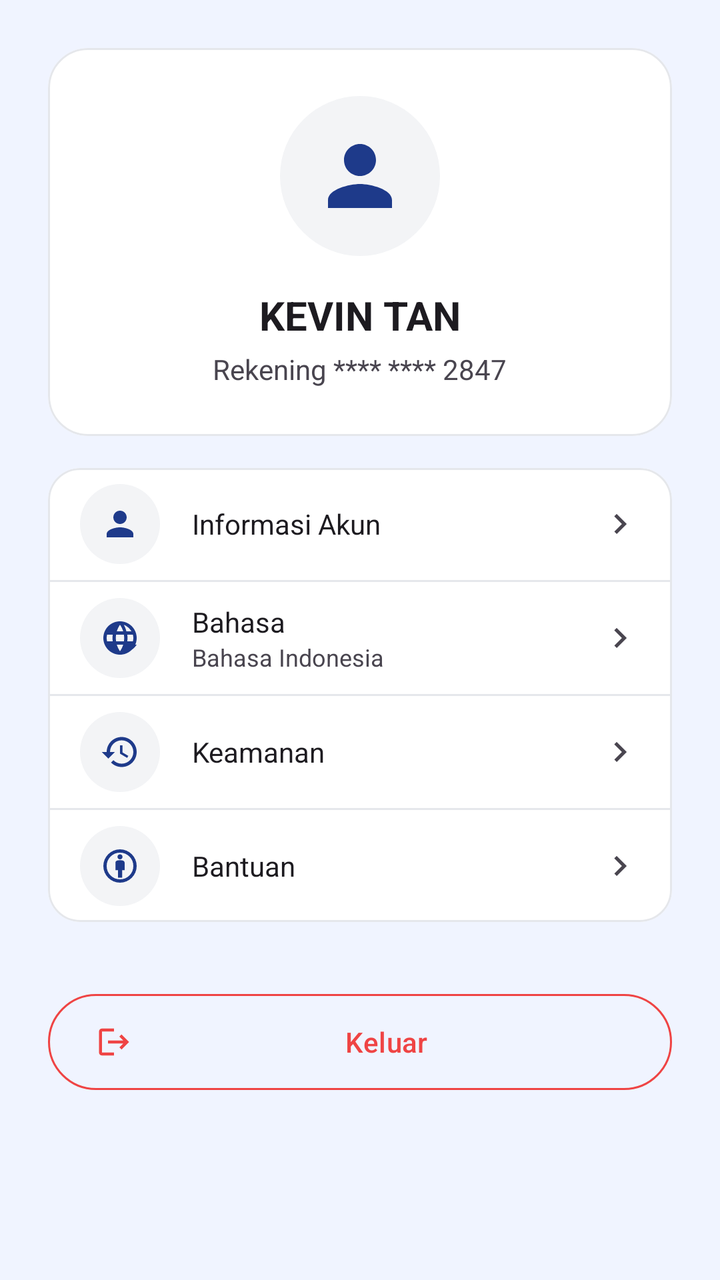
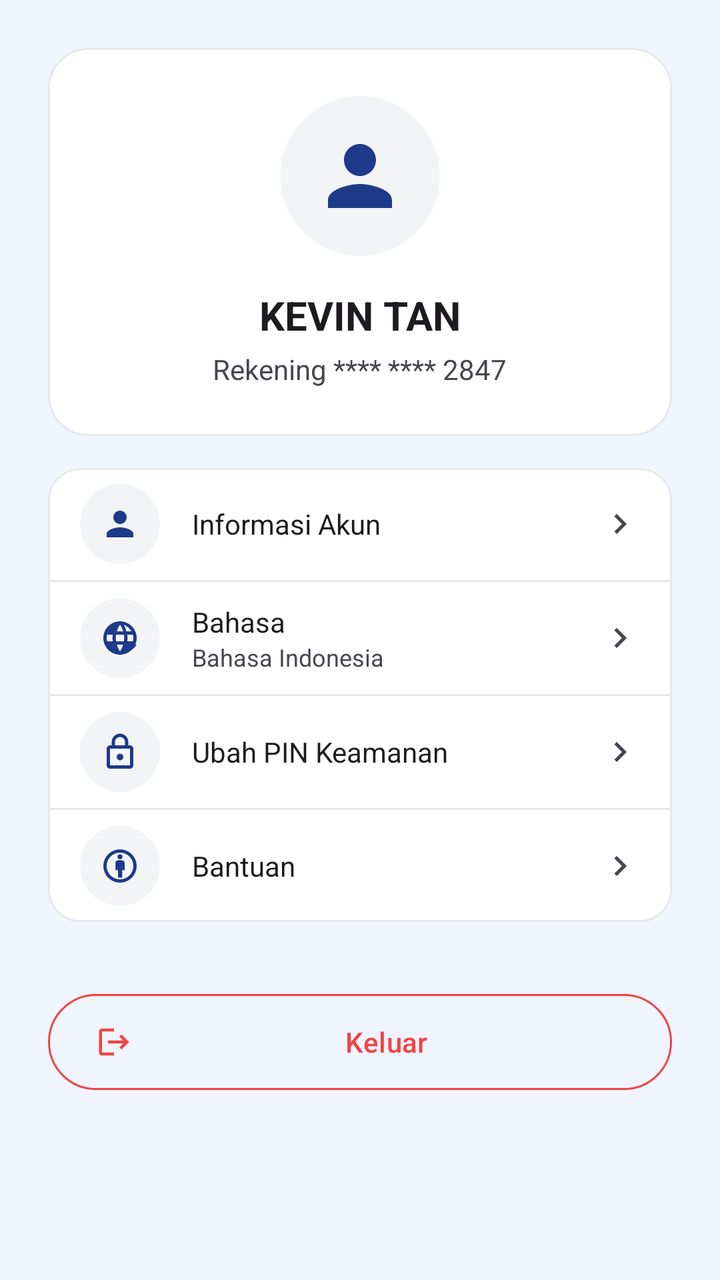

Before-and-after screenshots of an Android layout around one commit, followed by the original layout XML and the change that was made.
<!-- AndroidManifest.xml: application theme Theme.Banking -->
<!-- res/layout/fragment_profile.xml -->
<?xml version="1.0" encoding="utf-8"?>
<androidx.core.widget.NestedScrollView xmlns:android="http://schemas.android.com/apk/res/android"
    xmlns:app="http://schemas.android.com/apk/res-auto"
    android:layout_width="match_parent"
    android:layout_height="match_parent"
    android:fillViewport="true">

    <LinearLayout
        android:layout_width="match_parent"
        android:layout_height="wrap_content"
        android:orientation="vertical"
        android:padding="24dp">

        
        <com.google.android.material.card.MaterialCardView
            android:layout_width="match_parent"
            android:layout_height="wrap_content"
            app:cardCornerRadius="20dp"
            app:cardElevation="0dp"
            app:strokeWidth="1dp"
            app:strokeColor="?attr/colorOutline"
            android:layout_marginBottom="16dp">

            <LinearLayout
                android:layout_width="match_parent"
                android:layout_height="wrap_content"
                android:gravity="center"
                android:orientation="vertical"
                android:padding="24dp">

                <FrameLayout
                    android:layout_width="80dp"
                    android:layout_height="80dp"
                    android:background="@drawable/bg_circle_surface_variant">
                    <ImageView
                        android:layout_width="48dp"
                        android:layout_height="48dp"
                        android:layout_gravity="center"
                        android:src="@drawable/ic_user"
                        app:tint="?attr/colorPrimary"/>
                </FrameLayout>

                <TextView
                    android:id="@+id/tvProfileName"
                    android:layout_width="wrap_content"
                    android:layout_height="wrap_content"
                    android:layout_marginTop="16dp"
                    android:text="KEVIN TAN"
                    android:textColor="?android:attr/textColorPrimary"
                    android:textSize="20sp"
                    android:textStyle="bold" />

                <TextView
                    android:layout_width="wrap_content"
                    android:layout_height="wrap_content"
                    android:layout_marginTop="4dp"
                    android:text="@string/profile_acc_number"
                    android:textColor="?android:attr/textColorSecondary"
                    android:textSize="14sp" />
            </LinearLayout>
        </com.google.android.material.card.MaterialCardView>

        
        <com.google.android.material.card.MaterialCardView
            android:layout_width="match_parent"
            android:layout_height="wrap_content"
            app:cardCornerRadius="16dp"
            app:cardElevation="0dp"
            app:strokeWidth="1dp"
            app:strokeColor="?attr/colorOutline">

            <LinearLayout
                android:layout_width="match_parent"
                android:layout_height="wrap_content"
                android:orientation="vertical">

                
                <LinearLayout
                    android:layout_width="match_parent"
                    android:layout_height="56dp"
                    android:background="?attr/selectableItemBackground"
                    android:clickable="true"
                    android:focusable="true"
                    android:gravity="center_vertical"
                    android:paddingHorizontal="16dp">
                    <FrameLayout
                        android:layout_width="40dp"
                        android:layout_height="40dp"
                        android:background="@drawable/bg_circle_surface_variant">
                        <ImageView
                            android:layout_width="20dp"
                            android:layout_height="20dp"
                            android:layout_gravity="center"
                            android:src="@drawable/ic_user"
                            app:tint="?attr/colorPrimary"/>
                    </FrameLayout>
                    <TextView
                        android:layout_width="0dp"
                        android:layout_height="wrap_content"
                        android:layout_weight="1"
                        android:layout_marginStart="16dp"
                        android:text="@string/profile_account_info"
                        android:textColor="?android:attr/textColorPrimary"/>
                    <ImageView
                        android:layout_width="20dp"
                        android:layout_height="20dp"
                        android:src="@drawable/ic_chevron_right"
                        app:tint="?android:attr/textColorSecondary"/>
                </LinearLayout>

                <View android:layout_width="match_parent" android:layout_height="1dp" android:background="?attr/colorOutline"/>

                
                <LinearLayout
                    android:id="@+id/btnLanguage"
                    android:layout_width="match_parent"
                    android:layout_height="56dp"
                    android:background="?attr/selectableItemBackground"
                    android:clickable="true"
                    android:focusable="true"
                    android:gravity="center_vertical"
                    android:paddingHorizontal="16dp">
                    <FrameLayout
                        android:layout_width="40dp"
                        android:layout_height="40dp"
                        android:background="@drawable/bg_circle_surface_variant">
                        <ImageView
                            android:layout_width="20dp"
                            android:layout_height="20dp"
                            android:layout_gravity="center"
                            android:src="@drawable/ic_language"
                            app:tint="?attr/colorPrimary"/>
                    </FrameLayout>
                    <LinearLayout
                        android:layout_width="0dp"
                        android:layout_height="wrap_content"
                        android:layout_weight="1"
                        android:layout_marginStart="16dp"
                        android:orientation="vertical">
                        <TextView
                            android:layout_width="wrap_content"
                            android:layout_height="wrap_content"
                            android:text="@string/profile_language"
                            android:textColor="?android:attr/textColorPrimary"/>
                        <TextView
                            android:id="@+id/tvActiveLanguage"
                            android:layout_width="wrap_content"
                            android:layout_height="wrap_content"
                            android:text="@string/profile_active_language"
                            android:textSize="12sp"
                            android:textColor="?android:attr/textColorSecondary"/>
                    </LinearLayout>
                    <ImageView
                        android:layout_width="20dp"
                        android:layout_height="20dp"
                        android:src="@drawable/ic_chevron_right"
                        app:tint="?android:attr/textColorSecondary"/>
                </LinearLayout>

                <View android:layout_width="match_parent" android:layout_height="1dp" android:background="?attr/colorOutline"/>

                
                <LinearLayout
                    android:layout_width="match_parent"
                    android:layout_height="56dp"
                    android:background="?attr/selectableItemBackground"
                    android:clickable="true"
                    android:focusable="true"
                    android:gravity="center_vertical"
                    android:paddingHorizontal="16dp">
                    <FrameLayout
                        android:layout_width="40dp"
                        android:layout_height="40dp"
                        android:background="@drawable/bg_circle_surface_variant">
                        <ImageView
                            android:layout_width="20dp"
                            android:layout_height="20dp"
                            android:layout_gravity="center"
                            android:src="@drawable/ic_history"
                            app:tint="?attr/colorPrimary"/>
                    </FrameLayout>
                    <TextView
                        android:layout_width="0dp"
                        android:layout_height="wrap_content"
                        android:layout_weight="1"
                        android:layout_marginStart="16dp"
                        android:text="@string/profile_security"
                        android:textColor="?android:attr/textColorPrimary"/>
                    <ImageView
                        android:layout_width="20dp"
                        android:layout_height="20dp"
                        android:src="@drawable/ic_chevron_right"
                        app:tint="?android:attr/textColorSecondary"/>
                </LinearLayout>

                <View android:layout_width="match_parent" android:layout_height="1dp" android:background="?attr/colorOutline"/>

                
                <LinearLayout
                    android:id="@+id/btnSupport"
                    android:layout_width="match_parent"
                    android:layout_height="56dp"
                    android:background="?attr/selectableItemBackground"
                    android:clickable="true"
                    android:focusable="true"
                    android:gravity="center_vertical"
                    android:paddingHorizontal="16dp">
                    <FrameLayout
                        android:layout_width="40dp"
                        android:layout_height="40dp"
                        android:background="@drawable/bg_circle_surface_variant">
                        <ImageView
                            android:layout_width="20dp"
                            android:layout_height="20dp"
                            android:layout_gravity="center"
                            android:src="@drawable/ic_support"
                            app:tint="?attr/colorPrimary"/>
                    </FrameLayout>
                    <TextView
                        android:layout_width="0dp"
                        android:layout_height="wrap_content"
                        android:layout_weight="1"
                        android:layout_marginStart="16dp"
                        android:text="@string/profile_support"
                        android:textColor="?android:attr/textColorPrimary"/>
                    <ImageView
                        android:layout_width="20dp"
                        android:layout_height="20dp"
                        android:src="@drawable/ic_chevron_right"
                        app:tint="?android:attr/textColorSecondary"/>
                </LinearLayout>

            </LinearLayout>
        </com.google.android.material.card.MaterialCardView>

        <Button
            android:id="@+id/btnLogout"
            style="@style/Widget.Material3.Button.OutlinedButton"
            android:layout_width="match_parent"
            android:layout_height="56dp"
            android:layout_marginTop="32dp"
            android:text="@string/profile_logout"
            android:textColor="@color/expense"
            app:strokeColor="@color/expense"
            app:icon="@drawable/ic_logout"
            app:iconTint="@color/expense"
            app:iconPadding="8dp"/>

        <Space
            android:layout_width="match_parent"
            android:layout_height="80dp" />
    </LinearLayout>
</androidx.core.widget.NestedScrollView>
<!-- resources referenced by this layout -->
<resources>
  <color name="expense">#EF4444</color>
  <!-- drawable bg_circle_surface_variant (drawable) -->
  <?xml version="1.0" encoding="utf-8"?>
  <shape xmlns:android="http://schemas.android.com/apk/res/android"
      android:shape="oval">
      <solid android:color="?attr/colorSurfaceVariant"/>
  </shape>
  <!-- drawable ic_chevron_right (drawable) -->
  <vector xmlns:android="http://schemas.android.com/apk/res/android"
      android:width="24dp"
      android:height="24dp"
      android:viewportWidth="24"
      android:viewportHeight="24">
      <path
          android:fillColor="#FF000000"
          android:pathData="M8.59,16.59L13.17,12L8.59,7.41L10,6L16,12L10,18L8.59,16.59Z" />
  </vector>
  <!-- drawable ic_history (drawable) -->
  <vector xmlns:android="http://schemas.android.com/apk/res/android"
      android:width="24dp"
      android:height="24dp"
      android:viewportWidth="24"
      android:viewportHeight="24">
      <path
          android:fillColor="#1E3A8A"
          android:pathData="M13,3c-4.97,0 -9,4.03 -9,9H1l3.89,3.89 .07,.14L9,12H6c0,-3.87 3.13,-7 7,-7s7,3.13 7,7 -3.13,7 -7,7c-1.93,0 -3.68,-0.79 -4.94,-2.06l-1.42,1.42C8.27,19.99 10.51,21 13,21c4.97,0 9,-4.03 9,-9s-4.03,-9 -9,-9zm-1,5v5l4.28,2.54 .72,-1.21 -3.5,-2.08V8H12z"/>
  </vector>
  <!-- drawable ic_logout (drawable) -->
  <vector xmlns:android="http://schemas.android.com/apk/res/android"
      android:width="24dp"
      android:height="24dp"
      android:viewportWidth="24"
      android:viewportHeight="24">
      <path
          android:fillColor="#FF000000"
          android:pathData="M17,7L15.59,8.41L18.17,11H8V13H18.17L15.59,15.58L17,17L22,12L17,7M4,5H12V3H4C2.9,3 2,3.9 2,5V19C2,20.1 2.9,21 4,21H12V19H4V5Z" />
  </vector>
  <!-- drawable ic_user (drawable) -->
  <vector xmlns:android="http://schemas.android.com/apk/res/android"
      android:width="24dp"
      android:height="24dp"
      android:viewportWidth="24"
      android:viewportHeight="24">
      <path
          android:fillColor="#6B7280"
          android:pathData="M12,12c2.21,0 4,-1.79 4,-4s-1.79,-4 -4,-4 -4,1.79 -4,4 1.79,4 4,4zM12,14c-2.67,0 -8,1.34 -8,4v2h16v-2c0,-2.66 -5.33,-4 -8,-4z"/>
  </vector>
  <string name="profile_acc_number">Rekening **** **** 2847</string>
  <string name="profile_account_info">Informasi Akun</string>
  <string name="profile_active_language">Bahasa Indonesia</string>
  <string name="profile_language">Bahasa</string>
  <string name="profile_logout">Keluar</string>
  <string name="profile_security">Keamanan</string>
  <string name="profile_support">Bantuan</string>
  <style name="Theme.Banking" parent="Base.Theme.Banking" />
  <style name="Base.Theme.Banking" parent="Theme.Material3.DayNight.NoActionBar">
          
          <item name="colorPrimary">@color/primary</item>
          <item name="colorOnPrimary">@color/on_primary</item>
          <item name="android:windowBackground">@color/app_background</item>
          <item name="colorSurface">@color/surface</item>
          <item name="colorSurfaceVariant">@color/surface_variant</item>
          <item name="android:statusBarColor">@color/primary</item>
          <item name="colorSecondaryContainer">@color/bottom_nav_indicator</item>
          <item name="colorOnSecondaryContainer">@color/primary</item>
          <item name="colorOutline">@color/outline</item>
  
          
          <item name="actionOverflowButtonStyle">@style/CustomOverflowStyle</item>
      </style>
  <color name="primary">#1E3A8A</color>
  <color name="on_primary">#FFFFFF</color>
  <color name="app_background">#F0F4FF</color>
  <color name="surface">#FFFFFF</color>
  <color name="surface_variant">#F3F4F6</color>
  <color name="bottom_nav_indicator">#1A1E3A8A</color>
  <color name="outline">#E5E7EB</color>
  <style name="CustomOverflowStyle" parent="Widget.AppCompat.ActionButton.Overflow">
          <item name="android:tint">@color/on_primary</item>
      </style>
  <!-- unchanged entries left out for length: 2 -->
</resources>

<!-- the commit's change to res/layout/fragment_profile.xml (unified diff, before → after) -->
@@ -161,22 +161,23 @@
 
                 
                 <LinearLayout
-                    android:layout_width="match_parent"
-                    android:layout_height="56dp"
-                    android:background="?attr/selectableItemBackground"
-                    android:clickable="true"
-                    android:focusable="true"
-                    android:gravity="center_vertical"
-                    android:paddingHorizontal="16dp">
-                    <FrameLayout
-                        android:layout_width="40dp"
-                        android:layout_height="40dp"
-                        android:background="@drawable/bg_circle_surface_variant">
-                        <ImageView
-                            android:layout_width="20dp"
-                            android:layout_height="20dp"
-                            android:layout_gravity="center"
-                            android:src="@drawable/ic_history"
+                    android:id="@+id/btnChangePin"
+                    android:layout_width="match_parent"
+                    android:layout_height="56dp"
+                    android:background="?attr/selectableItemBackground"
+                    android:clickable="true"
+                    android:focusable="true"
+                    android:gravity="center_vertical"
+                    android:paddingHorizontal="16dp">
+                    <FrameLayout
+                        android:layout_width="40dp"
+                        android:layout_height="40dp"
+                        android:background="@drawable/bg_circle_surface_variant">
+                        <ImageView
+                            android:layout_width="20dp"
+                            android:layout_height="20dp"
+                            android:layout_gravity="center"
+                            android:src="@drawable/ic_lock"
                             app:tint="?attr/colorPrimary"/>
                     </FrameLayout>
                     <TextView
@@ -184,7 +185,7 @@
                         android:layout_height="wrap_content"
                         android:layout_weight="1"
                         android:layout_marginStart="16dp"
-                        android:text="@string/profile_security"
+                        android:text="@string/profile_change_pin"
                         android:textColor="?android:attr/textColorPrimary"/>
                     <ImageView
                         android:layout_width="20dp"
<!-- resource entries referenced after the edit -->
@@ -17,15 +17,15 @@
           android:fillColor="#FF000000"
           android:pathData="M8.59,16.59L13.17,12L8.59,7.41L10,6L16,12L10,18L8.59,16.59Z" />
   </vector>
-  <!-- drawable ic_history (drawable) -->
+  <!-- drawable ic_lock (drawable) -->
   <vector xmlns:android="http://schemas.android.com/apk/res/android"
       android:width="24dp"
       android:height="24dp"
       android:viewportWidth="24"
       android:viewportHeight="24">
       <path
-          android:fillColor="#1E3A8A"
-          android:pathData="M13,3c-4.97,0 -9,4.03 -9,9H1l3.89,3.89 .07,.14L9,12H6c0,-3.87 3.13,-7 7,-7s7,3.13 7,7 -3.13,7 -7,7c-1.93,0 -3.68,-0.79 -4.94,-2.06l-1.42,1.42C8.27,19.99 10.51,21 13,21c4.97,0 9,-4.03 9,-9s-4.03,-9 -9,-9zm-1,5v5l4.28,2.54 .72,-1.21 -3.5,-2.08V8H12z"/>
+          android:fillColor="#6B7280"
+          android:pathData="M18,8h-1V6c0,-2.76 -2.24,-5 -5,-5S7,3.24 7,6v2H6c-1.1,0 -2,0.9 -2,2v10c0,1.1 0.9,2 2,2h12c1.1,0 2,-0.9 2,-2V10c0,-1.1 -0.9,-2 -2,-2zM9,6c0,-1.66 1.34,-3 3,-3s3,1.34 3,3v2H9V6zm9,14H6V10h12v10zm-6,-3c1.1,0 2,-0.9 2,-2s-0.9,-2 -2,-2 -2,0.9 -2,2 0.9,2 2,2z"/>
   </vector>
   <!-- drawable ic_logout (drawable) -->
   <vector xmlns:android="http://schemas.android.com/apk/res/android"
@@ -50,9 +50,9 @@
   <string name="profile_acc_number">Rekening **** **** 2847</string>
   <string name="profile_account_info">Informasi Akun</string>
   <string name="profile_active_language">Bahasa Indonesia</string>
+  <string name="profile_change_pin">Ubah PIN Keamanan</string>
   <string name="profile_language">Bahasa</string>
   <string name="profile_logout">Keluar</string>
-  <string name="profile_security">Keamanan</string>
   <string name="profile_support">Bantuan</string>
   <style name="Theme.Banking" parent="Base.Theme.Banking" />
   <style name="Base.Theme.Banking" parent="Theme.Material3.DayNight.NoActionBar">
